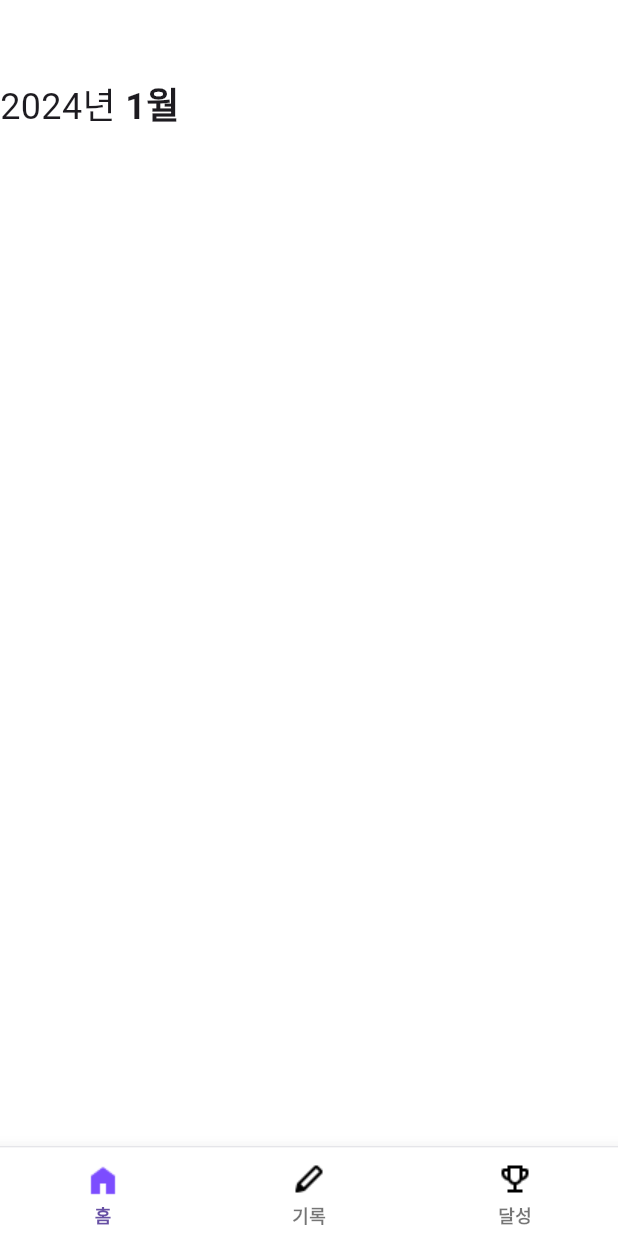
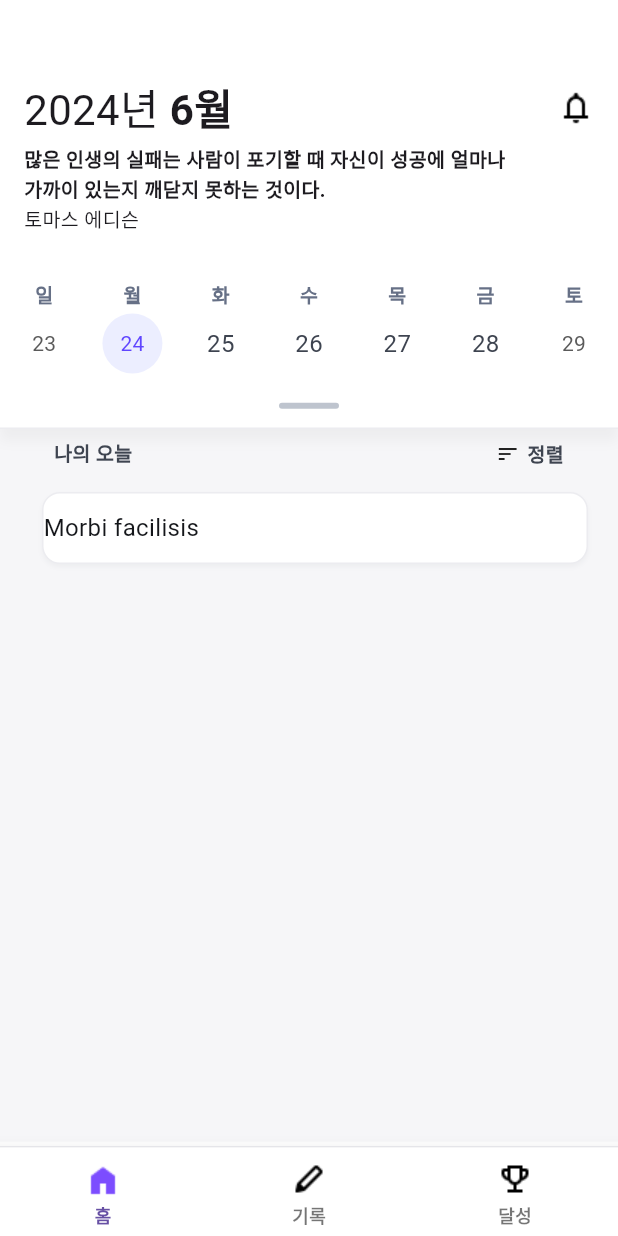
Before and after one commit to mogrow24/flutter_mogrow2024, a Flutter app: the screen it shows after launch, on a phone screen of 412 x 824 dp. Run offline on Flutter 3.47's test engine with Material 3 defaults, Android fonts, the light colour scheme and no system bars; drawn by our look-alikes of table_calendar; our stand-ins replace extended_image, flutter_svg; missing offline and left inert: flutter_advanced_calendar.

Commit message:
home update

```diff
--- a/analysis_options.yaml
+++ b/analysis_options.yaml
@@ -24,6 +24,8 @@ linter:
     # avoid_print: false  # Uncomment to disable the `avoid_print` rule
     # prefer_single_quotes: true  # Uncomment to enable the `prefer_single_quotes` rule
     prefer_const_constructors: false
+    avoid_print: false
+    prefer_typing_uninitialized_variables: false
     prefer_const_literals_to_create_immutables: false
     prefer_const_constructors_in_immutables: false
 
--- /dev/null
+++ b/devtools_options.yaml
@@ -0,0 +1,3 @@
+description: This file stores settings for Dart & Flutter DevTools.
+documentation: https://docs.flutter.dev/tools/devtools/extensions#configure-extension-enablement-states
+extensions:
--- a/lib/main.dart
+++ b/lib/main.dart
@@ -1,20 +1,53 @@
 import 'package:flutter/material.dart';
+import 'package:intl/date_symbol_data_local.dart';
 import 'package:momentum/model/image/image_model.dart';
 import 'package:momentum/providers/navigation/bottom_navigation_provider.dart';
+import 'package:momentum/providers/provider.dart';
 import 'package:momentum/screens/achieve/achieve_screen.dart';
 import 'package:momentum/screens/bottom/bottom_screen.dart';
 import 'package:momentum/screens/home/home_screen.dart';
+import 'package:momentum/screens/splash/splash_screen.dart';
 import 'package:momentum/widgets/navigation_bar_widget.dart';
 import 'package:momentum/widgets/navigation_body_widget.dart';
 import 'package:momentum/screens/record/record_screen.dart';
 import 'package:provider/provider.dart';
 
-void main() {
+void main() async {
+  await initializeDateFormatting();
   runApp(const MyApp());
 }
 
 class MyApp extends StatelessWidget {
   const MyApp({super.key});
+
+  @override
+  Widget build(BuildContext context) {
+    return FutureBuilder<Object>(
+      future: Future.delayed(Duration(seconds: 3), () => 100),
+      builder: (context, snapshot) {
+        return AnimatedSwitcher(
+          duration: Duration(milliseconds: 900), // 페이드인아웃 효과
+          child: _splashLodingWidget(snapshot), // 스냅샷실행 위젯 지정
+        );
+      },
+    );
+  }
+
+  StatelessWidget _splashLodingWidget(AsyncSnapshot<Object> snapshot) {
+    if (snapshot.hasError) {
+      print('에러 발생');
+      return Text('Error');
+    } else if (snapshot.hasData) {
+      return App();
+    } else {
+      return SplashScreen();
+    }
+  }
+}
+
+// App 위젯
+class App extends StatelessWidget {
+  const App({super.key});
 
   @override
   Widget build(BuildContext context) {
@@ -43,25 +76,14 @@ class MyApp extends StatelessWidget {
       //     bottomNavigationBar: BottomScreen(),
       //   ),
       // ),
-      home: MultiProvider( // provider 사용
-        providers: [
-          ChangeNotifierProvider(create: (BuildContext context) => BottomNavigationProvider())
-        ],
-        child: App(), // 화면에 보여지는 부분
+      home: MultiProvider(
+        // provider 사용
+        providers: AppProviders.providers,
+        child: Scaffold(
+          body: NavigationBodyWidget(), // App 위젯의 바디 부분 위젯
+          bottomNavigationBar: NavigationBarWidget(), // App 위젯의 바텀 네비게이션 바 부분 위젯
+        ), // 화면에 보여지는 부분
       ),
     );
   }
 }
-
-// App 위젯
-class App extends StatelessWidget {
-  const App({super.key});
-
-  @override
-  Widget build(BuildContext context) {
-    return Scaffold(
-      body: NavigationBodyWidget(), // App 위젯의 바디 부분 위젯
-      bottomNavigationBar: NavigationBarWidget(), // App 위젯의 바텀 네비게이션 바 부분 위젯
-    );
-  }
-}
--- /dev/null
+++ b/lib/providers/provider.dart
@@ -0,0 +1,10 @@
+import 'package:momentum/providers/navigation/bottom_navigation_provider.dart';
+import 'package:provider/provider.dart';
+import 'package:provider/single_child_widget.dart';
+
+class AppProviders {
+  static List<SingleChildWidget> providers = [
+    ChangeNotifierProvider(create: (context) => BottomNavigationProvider()),
+    //ChangeNotifierProvider(create: (context) => AnotherProvider()),
+  ];
+}
--- a/lib/screens/home/home_screen.dart
+++ b/lib/screens/home/home_screen.dart
@@ -1,42 +1,69 @@
+import 'dart:collection';
+
 import 'package:flutter/material.dart';
 import 'package:flutter/widgets.dart';
 import 'package:flutter_svg/svg.dart';
 import 'package:momentum/providers/navigation/bottom_navigation_provider.dart';
 import 'package:momentum/screens/bottom/bottom_screen.dart';
+import 'package:momentum/screens/home/widget/add_todolist_widget.dart';
+import 'package:momentum/screens/home/widget/daily_message_widget.dart';
+import 'package:momentum/screens/home/widget/home_calender_widget.dart';
+import 'package:momentum/screens/home/widget/home_todolist_widget.dart';
+import 'package:momentum/screens/home/widget/title_current_day_widget.dart';
 import 'package:provider/provider.dart';
-
 
 class HomeScreen extends StatelessWidget {
   const HomeScreen({super.key});
 
   @override
   Widget build(BuildContext context) {
-
-    return Column(
+    return Stack(
       children: [
-        SizedBox(
-          height: 52,
-        ),
-        Row(
-          mainAxisAlignment: MainAxisAlignment.start,
+        Column(
           children: [
-            Row(
-              children: [
-                Text('2024년 ',
-                  style: TextStyle(
-                    fontSize: 24,
+            SizedBox(
+              height: 48,
+            ),
+            Padding(
+              padding: const EdgeInsets.only(
+                  top: 0, right: 4, bottom: 0, left: 16),
+              child: Column(
+                children: [
+                  TitleCurrentDayWidget(), // 타이틀 현재 날짜
+                  DailyMessageWidget(
+                    // 명언 리스트
+                    message:
+                        '많은 인생의 실패는 사람이 포기할 때 자신이 성공에 얼마나 가까이 있는지 깨닫지 못하는 것이다.',
+                    person: '토마스 에디슨',
+                  ),
+                ],
+              ),
+            ),
+            SizedBox(
+              height: 12,
+            ),
+            Container(
+              decoration: BoxDecoration(
+                border: Border(
+                  bottom: BorderSide(
+                    color: Color(0xffECECF0),
+                    width: 1,
                   ),
                 ),
-                Text('1월',
-                  style: TextStyle(
-                    fontSize: 24,
-                    fontWeight: FontWeight.bold
-                  ),
-                ),
-              ],
+              ),
             ),
+            SizedBox(
+              height: 112,
+            ),
+            HomeTodolistWidget(),
           ],
-        )
+        ),
+        Positioned(
+          top: 166, // 달력을 원하는 위치에 배치
+          left: 0,
+          right: 0,
+          child: HomeCalenderWidget(), // 캘린더
+        ),
       ],
     );
   }
--- /dev/null
+++ b/lib/screens/home/widget/add_todolist_widget.dart
@@ -0,0 +1,12 @@
+import 'package:flutter/material.dart';
+
+class AddTodolistWidget extends StatelessWidget {
+  const AddTodolistWidget({super.key});
+
+  @override
+  Widget build(BuildContext context) {
+    return Container(
+
+    );
+  }
+}
--- /dev/null
+++ b/lib/screens/home/widget/daily_message_widget.dart
@@ -0,0 +1,39 @@
+import 'package:flutter/material.dart';
+
+
+class DailyMessageWidget extends StatelessWidget {
+  final String message;
+  final String person;
+
+  const DailyMessageWidget({
+    super.key,
+    required this.message,
+    required this.person
+  });
+
+  @override
+  Widget build(BuildContext context) {
+    return Padding(
+      padding: const EdgeInsets.only(top: 0, right: 60, bottom: 0, left: 0),
+      child: Column(
+        crossAxisAlignment: CrossAxisAlignment.start,
+        children: [
+          Text(
+            message,
+            style: TextStyle(
+                fontSize: 13,
+                fontWeight: FontWeight.w600
+            ),
+          ),
+          Text(
+            person,
+            style: TextStyle(
+                fontSize: 13,
+                fontWeight: FontWeight.w400
+            ),
+          ),
+        ],
+      ),
+    );
+  }
+}
--- /dev/null
+++ b/lib/screens/home/widget/home_calender_widget.dart
@@ -0,0 +1,170 @@
+import 'package:flutter/material.dart';
+import 'package:flutter_advanced_calendar/flutter_advanced_calendar.dart';
+import 'package:table_calendar/table_calendar.dart';
+
+class HomeCalenderWidget extends StatefulWidget {
+  const HomeCalenderWidget({super.key});
+
+  @override
+  _HomeCalenderState createState() => _HomeCalenderState();
+}
+
+class _HomeCalenderState extends State<HomeCalenderWidget> {
+  CalendarFormat _calendarFormat = CalendarFormat.week;
+  DateTime _focusedDay = DateTime.now();
+  DateTime? _selectedDay;
+  double _height = 90.0;
+  static const double _weekHeight = 90.0;
+  static const double _monthHeight = 350.0;
+
+  @override
+  Widget build(BuildContext context) {
+    return LayoutBuilder(
+      builder: (context, constraints) {
+        return Column(
+          children: [
+            AnimatedContainer(
+              duration: const Duration(milliseconds: 300),
+              color: Color(0xFFFFFFFF),
+              height: _height,
+              child: TableCalendar(
+                firstDay: DateTime.utc(2010, 10, 16),
+                lastDay: DateTime.utc(2030, 3, 14),
+                headerStyle: HeaderStyle(
+                  formatButtonVisible: false,
+                  leftChevronVisible: false,
+                  rightChevronVisible: false,
+                  titleTextStyle: TextStyle(
+                    inherit: false,
+                  ),
+                  headerPadding: EdgeInsets.only(top: 0),
+                ),
+                calendarStyle: CalendarStyle(
+                  defaultTextStyle: TextStyle(
+                    fontSize: 16,
+                    fontWeight: FontWeight.w400,
+                    color: Color(0xFF3E4450),
+                  ),
+                  todayDecoration: BoxDecoration(
+                    color: Color(0xFFECEEFF),
+                    shape: BoxShape.circle,
+                  ),
+                  todayTextStyle: TextStyle(
+                    color: Color(0xFF6046FF),
+                  ),
+                  selectedDecoration: BoxDecoration(
+                    color: Color(0xFF6046FF),
+                    shape: BoxShape.circle,
+                  ),
+                  selectedTextStyle: TextStyle(
+                    color: Color(0xFFFFFFFF),
+                    fontWeight: FontWeight.w600,
+                  ),
+                  markerSize: 4,
+                  markersMaxCount: 1,
+                  markerDecoration: BoxDecoration(
+                    color: Color(0xFF6046FF),
+                    shape: BoxShape.circle,
+                  ),
+                ),
+                focusedDay: _focusedDay,
+                calendarFormat: _calendarFormat,
+                selectedDayPredicate: (day) {
+                  return isSameDay(_selectedDay, day);
+                },
+                onDaySelected: (selectedDay, focusedDay) {
+                  setState(() {
+                    _selectedDay = selectedDay;
+                    _focusedDay = focusedDay; // update `_focusedDay` here as well
+                  });
+                },
+                onFormatChanged: (format) {
+                  if (_calendarFormat != format) {
+                    setState(() {
+                      _calendarFormat = format;
+                    });
+                  }
+                },
+                onPageChanged: (focusedDay) {
+                  _focusedDay = focusedDay;
+                },
+                locale: 'ko_KR',
+                // 한국어로 설정
+                daysOfWeekStyle: DaysOfWeekStyle(
+                  weekendStyle: TextStyle(
+                    fontSize: 13,
+                    fontWeight: FontWeight.w600,
+                    color: Color(0xFF667086),
+                  ),
+                  weekdayStyle: TextStyle(
+                    fontSize: 13,
+                    fontWeight: FontWeight.w600,
+                    color: Color(0xFF667086),
+                  ),
+                ),
+                availableGestures: AvailableGestures.horizontalSwipe,
+              ),
+            ),
+            GestureDetector(
+              onVerticalDragUpdate: (details) {
+                setState(() {
+                  _height += details.delta.dy;
+                  if (_height > _monthHeight) {
+                    _height = _monthHeight;
+                  } else if (_height < _weekHeight ) {
+                    _height = _weekHeight;
+                  }
+                });
+              },
+              onVerticalDragEnd: (details) {
+                setState(() {
+                  if (_height > (_monthHeight + _weekHeight) / 2) {
+                    _height = _monthHeight;
+                    _calendarFormat = CalendarFormat.month;
+                  } else {
+                    _height = _weekHeight;
+                    _calendarFormat = CalendarFormat.week;
+                  }
+                });
+              },
+              child: Container(
+                width: double.infinity,
+                height: 30,
+                decoration: BoxDecoration(
+                  color: Color(0xFFFFFFFF),
+                  border: Border(
+                    bottom: BorderSide(
+                      color: Color(0xffECECF0),
+                      width: 1,
+                    ),
+                  ),
+                  boxShadow: [
+                    BoxShadow(
+                      color: Colors.grey.withOpacity(0.1),
+                      spreadRadius: 0,
+                      blurRadius: 6,
+                      offset: Offset(0, 8), // changes position of shadow
+                    ),
+                  ],
+                ),
+                child: Padding(
+                  padding: const EdgeInsets.symmetric(vertical: 0),
+                  child: Center(
+                    child: Container(
+                      decoration: BoxDecoration(
+                        color: Color(0xFFBEC4CE),
+                        borderRadius: BorderRadius.circular(4),
+                      ),
+                      width: 40,
+                      height: 4,
+                    ),
+                  ),
+                ),
+              ),
+            ),
+          ],
+        );
+      }
+    );
+  }
+}
--- /dev/null
+++ b/lib/screens/home/widget/home_todolist_widget.dart
@@ -0,0 +1,109 @@
+import 'package:flutter/material.dart';
+import 'package:momentum/screens/home/widget/add_todolist_widget.dart';
+
+class HomeTodolistWidget extends StatelessWidget {
+  const HomeTodolistWidget({super.key});
+
+  @override
+  Widget build(BuildContext context) {
+    return Container(
+      color: Color(0xffF6F6F8),
+      height: 480,
+      child: Padding(
+        padding: const EdgeInsets.symmetric(horizontal: 16),
+        child: Column(
+          children: [
+            Padding(
+              padding: const EdgeInsets.symmetric(horizontal: 20),
+              child: Row(
+                mainAxisAlignment: MainAxisAlignment.spaceBetween,
+                crossAxisAlignment: CrossAxisAlignment.center,
+                children: [
+                  Text('나의 오늘',
+                    style: TextStyle(
+                      color: Color(0xff3E4450),
+                      fontSize: 13,
+                      fontWeight: FontWeight.w600,
+                    ),
+                  ),
+                  Padding(
+                    padding: const EdgeInsets.symmetric(vertical: 12),
+                    child: Row(
+                      children: [
+                        Container(
+                          alignment: Alignment.center,
+                          child: Icon(
+                            Icons.sort,
+                            size: 16,
+                          ),
+                        ),
+                        SizedBox(
+                          width: 5,
+                        ),
+                        Container(
+                          alignment: Alignment.center,
+                          child: Text(
+                            '정렬',
+                            style: TextStyle(
+                              color: Color(0xff3E4450),
+                              fontSize: 13,
+                              fontWeight: FontWeight.w600,
+                            ),
+                          ),
+                        ),
+                      ],
+                    ),
+                  ),
+                ],
+              ),
+            ),
+            Padding(
+              padding: const EdgeInsets.only(top: 4, right: 4, bottom: 4, left: 12),
+              child: Container(
+                // color: Color(0xFFFFFFFF),
+                height: 48,
+                decoration: BoxDecoration(
+                  color: Color(0xFFFFFFFF),
+                  borderRadius: BorderRadius.circular(12),
+                  border: Border.all(
+                    color: Color(0xFFECECF0),
+                    width: 1,
+                  ),
+                  boxShadow: [
+                    BoxShadow(
+                      color: Color(0xFF101828).withOpacity(0.04),
+                      spreadRadius: 0,
+                      blurRadius: 2.0,
+                      offset: Offset(0, 2), // changes position of shadow
+                    ),
+                  ],
+                ),
+                child: Row(
+                  children: [
+                    // Checkbox(
+                    //   value: false,
+                    //   onChanged: (true) {
+                    //     print('1'),
+                    //   },
+                    // ),
+                    Text('Morbi facilisis',
+                      style: TextStyle(
+                        color: Color(0xFF14161A),
+                        fontWeight: FontWeight.w400,
+                        fontSize: 16,
+                      ),
+                    ),
+                  ],
+                ),
+              ),
+            ),
+            // SizedBox(
+            //   height: 200,
+            // ),
+            // AddTodolistWidget(),
+          ],
+        ),
+      ),
+    );
+  }
+}
--- /dev/null
+++ b/lib/screens/home/widget/title_current_day_widget.dart
@@ -0,0 +1,40 @@
+import 'package:flutter/material.dart';
+
+class TitleCurrentDayWidget extends StatelessWidget {
+  final DateTime currentTime = DateTime.now();
+
+  TitleCurrentDayWidget({super.key});
+
+  @override
+  Widget build(BuildContext context) {
+    return Row(
+      mainAxisAlignment: MainAxisAlignment.spaceBetween,
+      children: [
+        Row(
+          children: [
+            Text('${currentTime.year}년 ',
+              style: TextStyle(
+                  fontSize: 28,
+                  fontWeight: FontWeight.w400
+              ),
+            ),
+            Text('${currentTime.month}월',
+              style: TextStyle(
+                  fontSize: 28,
+                  fontWeight: FontWeight.w700
+              ),
+            ),
+          ],
+        ),
+        IconButton(
+          onPressed: () {
+            print("알림");
+          },
+          icon: Image.asset(
+              'assets/icons/notification-line.png'
+          ),
+        ),
+      ],
+    );
+  }
+}
--- /dev/null
+++ b/lib/screens/splash/splash_screen.dart
@@ -0,0 +1,32 @@
+import 'package:extended_image/extended_image.dart';
+import 'package:flutter/material.dart';
+
+class SplashScreen extends StatelessWidget {
+  const SplashScreen({super.key});
+
+  @override
+  Widget build(BuildContext context) {
+    return Container(
+      color: Colors.white,
+      child: Center(
+        child: Column(
+          mainAxisAlignment: MainAxisAlignment.center,
+          children: <Widget>[
+            ExtendedImage.asset(
+              'assets/images/momentum.png',
+              width: 80,
+              height: 80,
+              fit: BoxFit.contain,
+            ), // 이미지 캐시 관련 라이브러리
+            SizedBox(
+              height: 30,
+            ),
+            CircularProgressIndicator(
+              color: Color(0xFF3C3C3C),
+            ),
+          ],
+        ),
+      ),
+    );
+  }
+}
--- a/pubspec.yaml
+++ b/pubspec.yaml
@@ -38,6 +38,10 @@ dependencies:
   provider: ^6.1.2
   flutter_svg: ^2.0.10+1
   asset_fill: ^1.1.0
+  flutter_advanced_calendar: ^1.4.1
+  table_calendar: ^3.0.9
+  intl: ^0.18.1
+  extended_image: ^8.2.1
 
 dev_dependencies:
   flutter_test:
@@ -75,6 +79,7 @@ flutter:
     - assets/icons/my-mood/
     - assets/icons/record/
     - assets/icons/todo/
+    - assets/images/
 
   # An image asset can refer to one or more resolution-specific "variants", see
   # https://flutter.dev/assets-and-images/#resolution-aware
```
Also changed, not shown: assets/images/momentum.png (added), lib/screens/home/widget/home_bottom_widget.dart (added), pubspec.lock, 7 other files.
